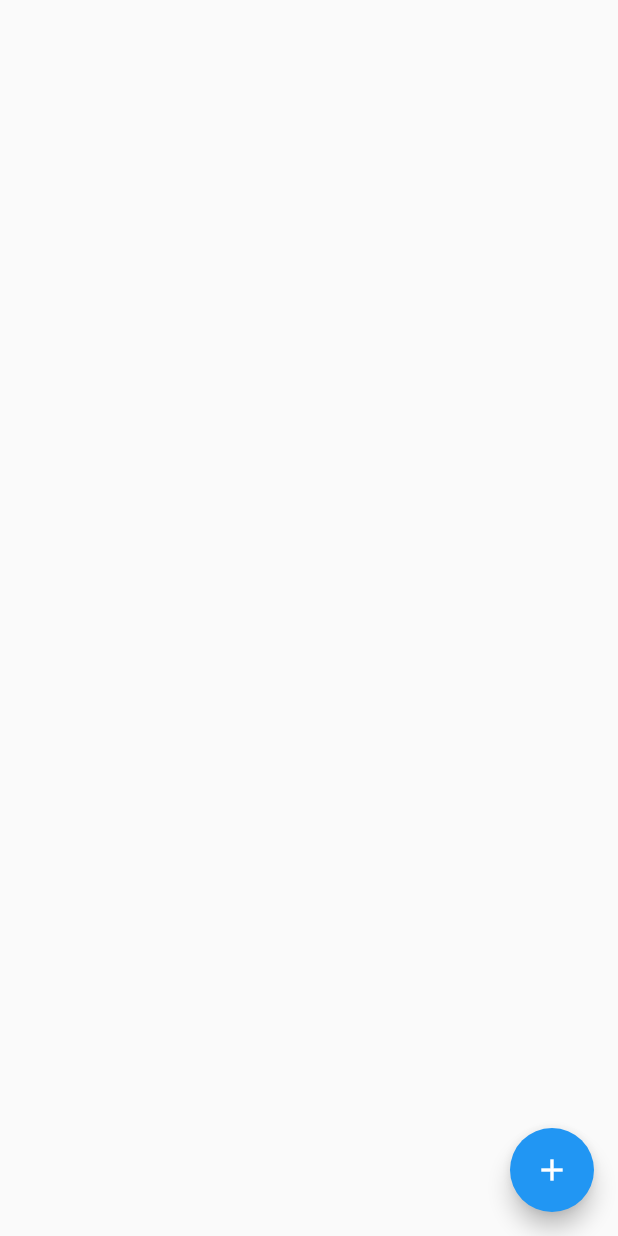
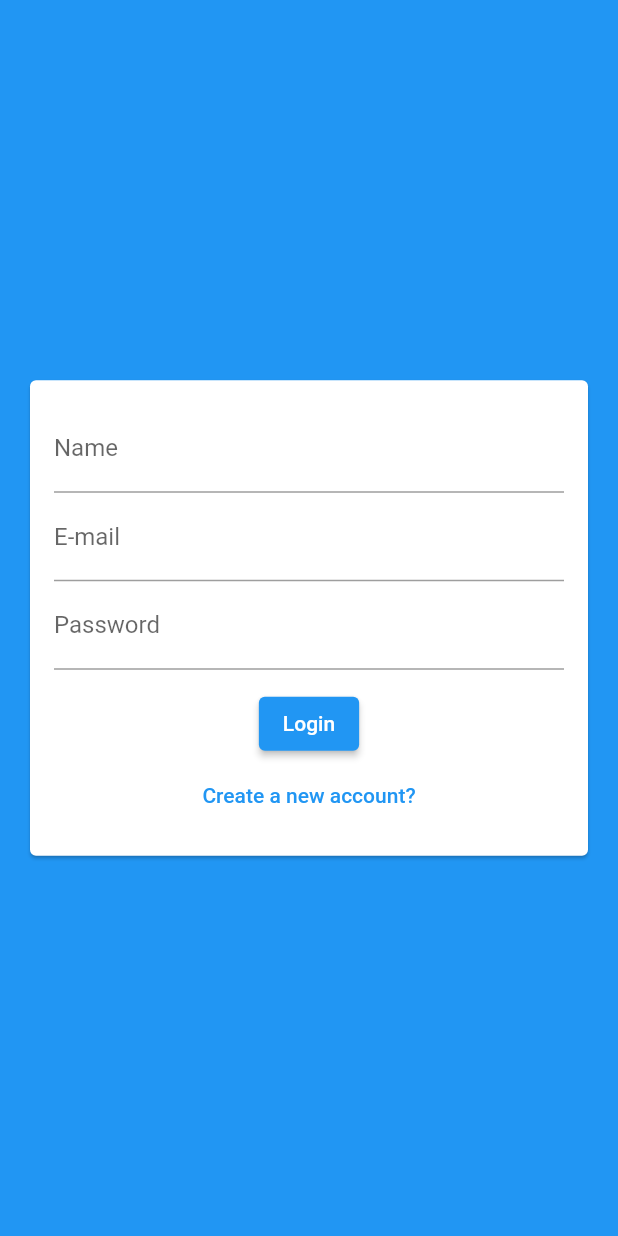
Before and after one commit to Rafa-Oli/chat_flutter, a Flutter app: the screen it shows after launch, on a phone screen of 412 x 824 dp. Run offline on Flutter 3.47's test engine with Material 2 defaults, Android fonts, the phone set to English and light mode, and no system bars; our stand-ins replace cloud_firestore, firebase_core; accounts and stored records are empty.

Commit message:
creating authentication screen

```diff
--- a/lib/main.dart
+++ b/lib/main.dart
@@ -1,7 +1,11 @@
+import 'package:chat/screens/auth_screen.dart';
 import 'package:chat/screens/chat_screen.dart';
+import 'package:firebase_core/firebase_core.dart';
 import 'package:flutter/material.dart';
 
-void main() {
+void main() async {
+  WidgetsFlutterBinding.ensureInitialized();
+  await Firebase.initializeApp();
   runApp(MyApp());
 }
 
@@ -13,7 +17,7 @@ class MyApp extends StatelessWidget {
       theme: ThemeData(
         primarySwatch: Colors.blue,
       ),
-      home: ChatScreen(),
+      home: AuthScreen(),
     );
   }
 }
--- /dev/null
+++ b/lib/screens/auth_screen.dart
@@ -0,0 +1,17 @@
+import 'package:chat/widgets/auth_form.dart';
+import 'package:flutter/material.dart';
+
+class AuthScreen extends StatefulWidget {
+  @override
+  _AuthScreenState createState() => _AuthScreenState();
+}
+
+class _AuthScreenState extends State<AuthScreen> {
+  @override
+  Widget build(BuildContext context) {
+    return Scaffold(
+      backgroundColor: Theme.of(context).primaryColor,
+      body: AuthForm(),
+    );
+  }
+}
--- /dev/null
+++ b/lib/widgets/auth_form.dart
@@ -0,0 +1,49 @@
+import 'package:flutter/material.dart';
+
+class AuthForm extends StatefulWidget {
+  @override
+  _AuthFormState createState() => _AuthFormState();
+}
+
+class _AuthFormState extends State<AuthForm> {
+  @override
+  Widget build(BuildContext context) {
+    return Center(
+      child: Card(
+        margin: EdgeInsets.all(20),
+        child: SingleChildScrollView(
+          child: Padding(
+            padding: EdgeInsets.all(16),
+            child: Form(
+              child: Column(
+                children: [
+                  TextFormField(
+                    decoration: InputDecoration(labelText: "Name"),
+                  ),
+                  TextFormField(
+                    decoration: InputDecoration(labelText: "E-mail"),
+                  ),
+                  TextFormField(
+                    obscureText: true,
+                    decoration: InputDecoration(labelText: "Password"),
+                  ),
+                  SizedBox(
+                    height: 12,
+                  ),
+                  ElevatedButton(
+                    child: Text('Login'),
+                    onPressed: () {},
+                  ),
+                  TextButton(
+                    onPressed: () {},
+                    child: Text('Create a new account?'),
+                  )
+                ],
+              ),
+            ),
+          ),
+        ),
+      ),
+    );
+  }
+}
--- a/pubspec.yaml
+++ b/pubspec.yaml
@@ -21,7 +21,8 @@ environment:
   sdk: ">=2.7.0 <3.0.0"
 
 dependencies:
-  cloud_firestore: ^1.0.3
+  firebase_core : ^1.0.3
+  cloud_firestore: ^1.0.4
   flutter:
     sdk: flutter
 
```
Also changed, not shown: pubspec.lock, 4 other files.
